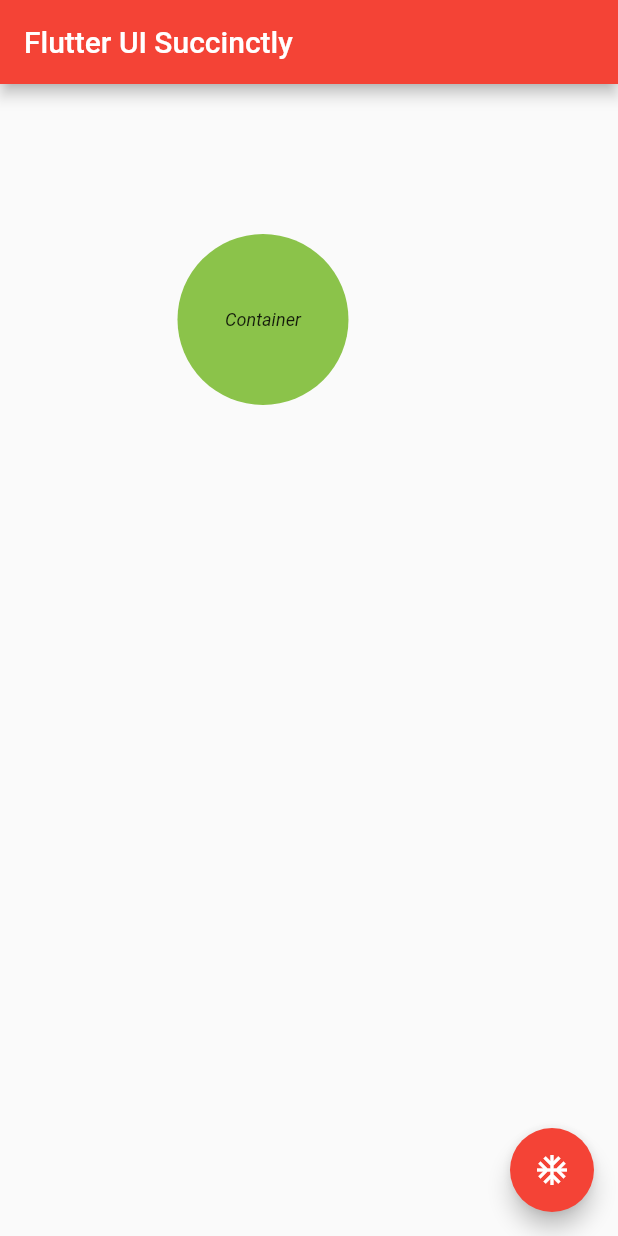
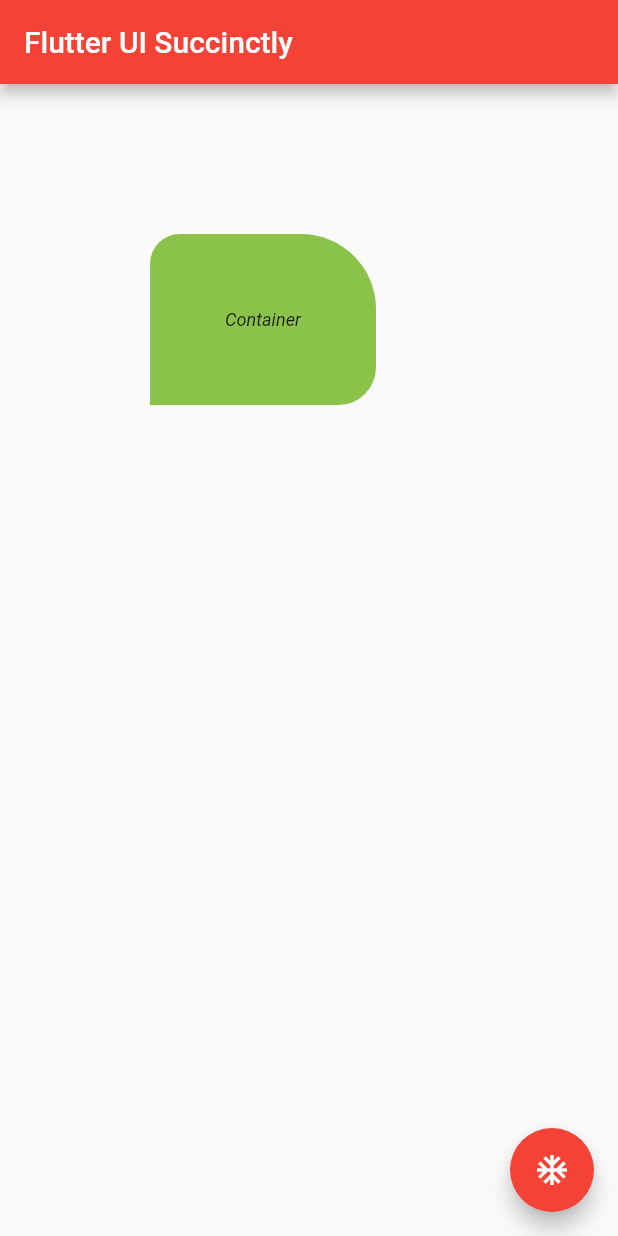
Before and after one commit to Zahranabella/flutter_ui, a Flutter app: the screen it shows after launch, on a phone screen of 412 x 824 dp. Run offline on Flutter 3.47's test engine with Material 2 defaults, Android fonts, the phone set to English and light mode, and no system bars.

Commit message:
container-borderradius

```diff
--- a/lib/main.dart
+++ b/lib/main.dart
@@ -18,7 +18,12 @@ class MyApp extends StatelessWidget {
           padding: const EdgeInsets.all(50),
           decoration: const BoxDecoration(
             color: Colors.lightGreen,
-            shape: BoxShape.circle,
+            shape: BoxShape.rectangle,
+            borderRadius: BorderRadius.only(
+              topRight: Radius.elliptical(50, 50),
+              topLeft: Radius.circular(20),
+              bottomRight: Radius.elliptical(25, 25),
+            ),
           ),
           child: const Text('Container'),
         ),
```
